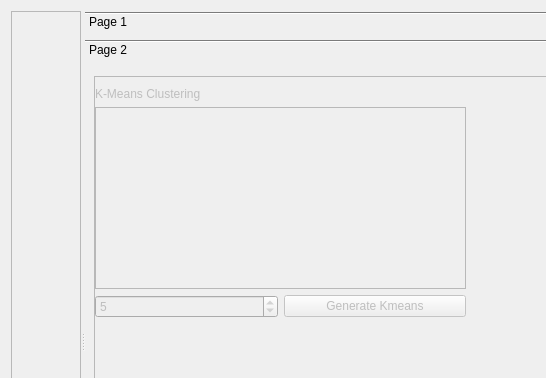
First picture: the form in src/mds-gui/mdsuncertainitysubwindow.ui, repository SCRFpublic/SGEMS-UQ, before the edit; both pictures show x 0 to 546 and y 0 to 378 of the 965 by 681 pixel window.
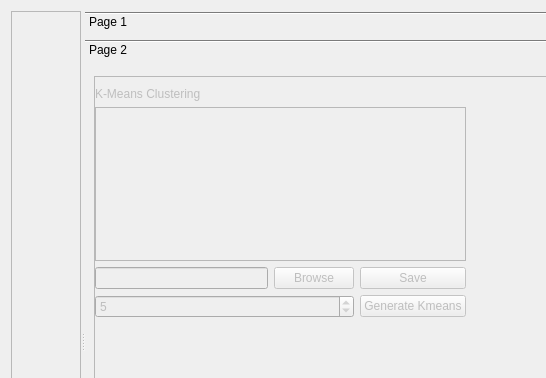
Second picture: the form after the edit. The open tabs and pages were chosen to show the change.

```diff
--- a/src/mds-gui/mdsuncertainitysubwindow.ui
+++ b/src/mds-gui/mdsuncertainitysubwindow.ui
@@ -85,8 +85,8 @@
         <rect>
          <x>0</x>
          <y>0</y>
-         <width>471</width>
-         <height>433</height>
+         <width>863</width>
+         <height>570</height>
         </rect>
        </property>
        <attribute name="label">
@@ -103,8 +103,8 @@
             <rect>
              <x>0</x>
              <y>0</y>
-             <width>451</width>
-             <height>413</height>
+             <width>843</width>
+             <height>550</height>
             </rect>
            </property>
            <widget class="QWidget" name="gridLayoutWidget_2">
@@ -127,7 +127,7 @@
                </property>
               </widget>
              </item>
-             <item row="3" column="0">
+             <item row="3" column="0" colspan="2">
               <widget class="QSpinBox" name="numClusterSpinBox">
                <property name="minimum">
                 <number>1</number>
@@ -140,20 +140,37 @@
                </property>
               </widget>
              </item>
-             <item row="3" column="1">
+             <item row="3" column="2">
               <widget class="QPushButton" name="generateClusters">
                <property name="text">
                 <string>Generate Kmeans</string>
                </property>
               </widget>
              </item>
-             <item row="1" column="0" colspan="2">
+             <item row="1" column="0" colspan="3">
               <widget class="QTreeView" name="clusterTreeView">
                <property name="editTriggers">
                 <set>QAbstractItemView::NoEditTriggers</set>
                </property>
               </widget>
              </item>
+             <item row="2" column="2">
+              <widget class="QPushButton" name="savePushButton">
+               <property name="text">
+                <string>Save</string>
+               </property>
+              </widget>
+             </item>
+             <item row="2" column="0">
+              <widget class="QLineEdit" name="filePathLineEdit"/>
+             </item>
+             <item row="2" column="1">
+              <widget class="QPushButton" name="browsePushButton">
+               <property name="text">
+                <string>Browse</string>
+               </property>
+              </widget>
+             </item>
             </layout>
            </widget>
           </widget>
```
Left out of the diff: 14 changed lines with no effect on the pictures.
